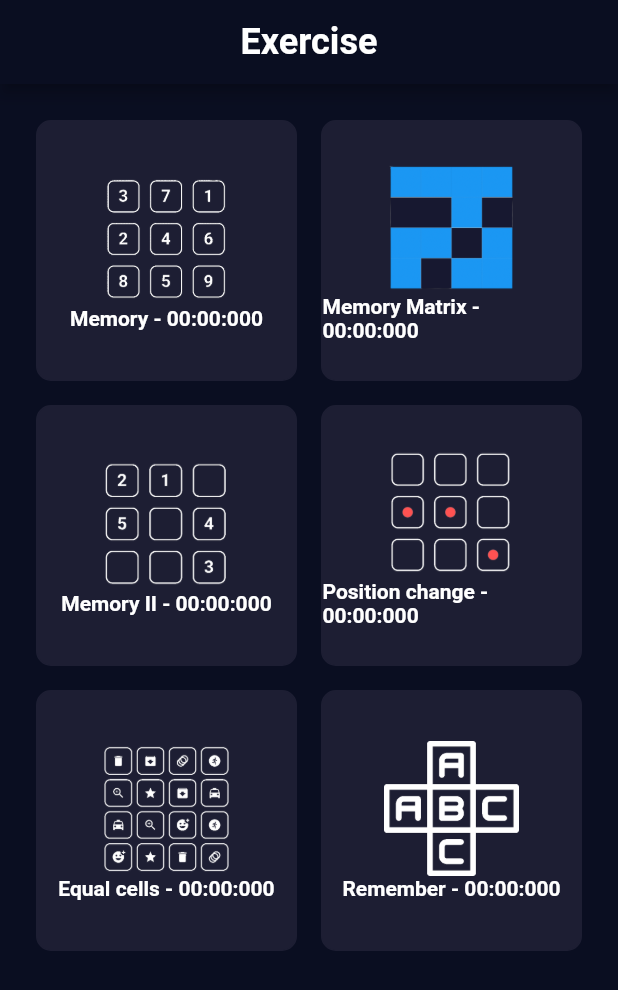
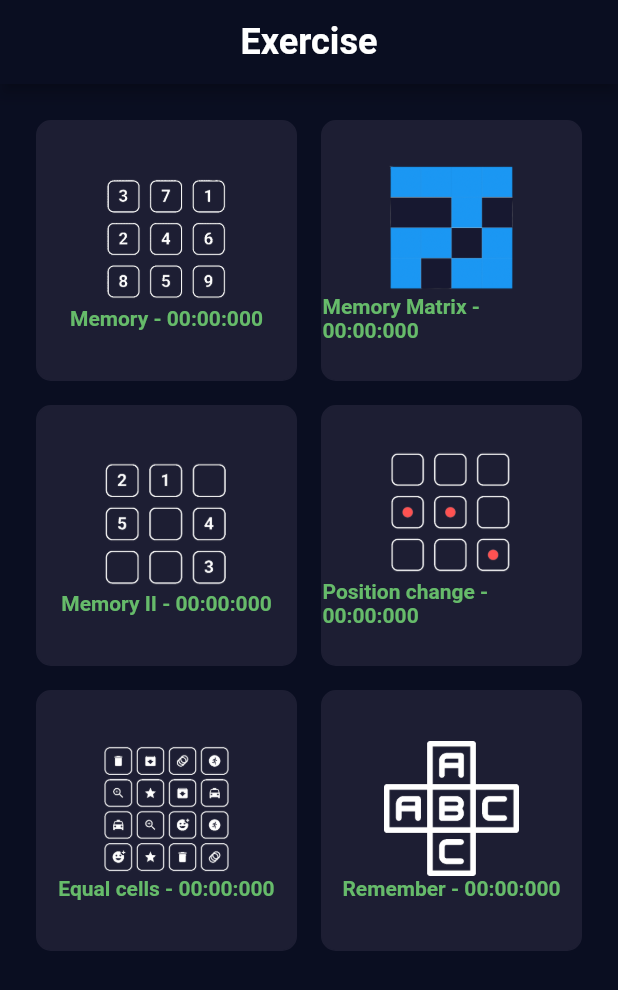
Before and after one commit to SriGiriT/Mind-Game, a Flutter app: the screen it shows after launch, on a phone screen of 412 x 824 dp. Shown: the top 990 px of the screen. Run offline on Flutter 3.47's test engine with Material 2 defaults, Android fonts, the phone set to English and light mode, and no system bars; our stand-ins replace google_mobile_ads, otp_text_field, shared_preferences; network calls fail.

Commit message:
Final Iteration

```diff
--- a/lib/screens/Game5.dart
+++ b/lib/screens/Game5.dart
@@ -29,9 +29,6 @@ class _Game5State extends State<Game5> {
     }
     tryy = 10;
     count = 0;
-    // for (int i = 0; i < widget.list.length; i++) {
-    //   print(widget.list[i]);
-    // }
     return WillPopScope(
       onWillPop: () {
         icon = Icons.fire_extinguisher;
--- a/lib/screens/Game55.dart
+++ b/lib/screens/Game55.dart
@@ -18,13 +18,8 @@ int count = 1;
 class _Game55State extends State<Game55> {
   @override
   Widget build(BuildContext context) {
-    // count = 1;
-    // assign 0 or 1 to each button
     List<TilesForGame5> list = getPairs();
     list.shuffle();
-    // for (int i = 0; i < 16; i++) {
-    //   list.add(list1[lis[i] - 1]);
-    // }
     print(list);
     return WillPopScope(
       onWillPop: () => onBackPressed(context),
--- a/lib/screens/Success.dart
+++ b/lib/screens/Success.dart
@@ -47,10 +47,6 @@ class _SuccessState extends State<Success> {
                     onPressed: () {
                       StopWatch.stopStopwatch();
                       Navigator.popUntil(context, ModalRoute.withName('/'));
-                      // Navigator.push(
-                      //     context,
-                      //     MaterialPageRoute(
-                      //         builder: (context) => MyMainScreen()));
                     },
                     child: Container(
                       height: 50,
--- a/lib/screens/Wrong.dart
+++ b/lib/screens/Wrong.dart
@@ -48,10 +48,6 @@ class _WrongState extends State<Wrong> {
                       Navigator.popUntil(context, ModalRoute.withName('/'));
                       resetWrongScore();
                       StopWatch.stopStopwatch();
-                      // Navigator.push(
-                      //     context,
-                      //     MaterialPageRoute(
-                      //         builder: (context) => MyMainScreen()));
                     },
                     child: Container(
                       height: 50,
--- a/lib/screens/main_screen.dart
+++ b/lib/screens/main_screen.dart
@@ -214,7 +214,7 @@ class Listofgames extends StatelessWidget {
               ),
               Text(
                 '${text} - ${score}',
-                style: large_text.copyWith(color: Colors.white, fontSize: 14),
+                style: large_text.copyWith(color: Colors.green.shade400, fontSize: 14),
               ),
             ],
           ),
```
Also changed, not shown: lib/components/stored_value.dart (+0 -28 lines), lib/screens/Game4.dart (+0 -10 lines), 1 other file.
